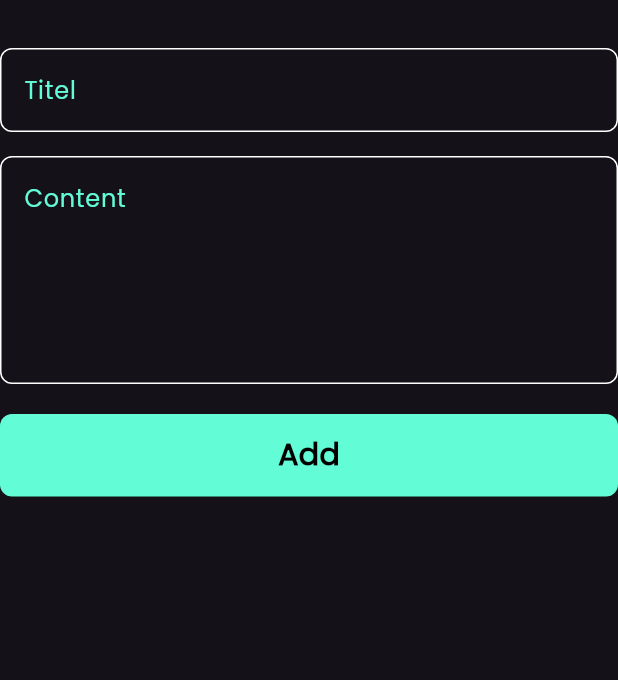
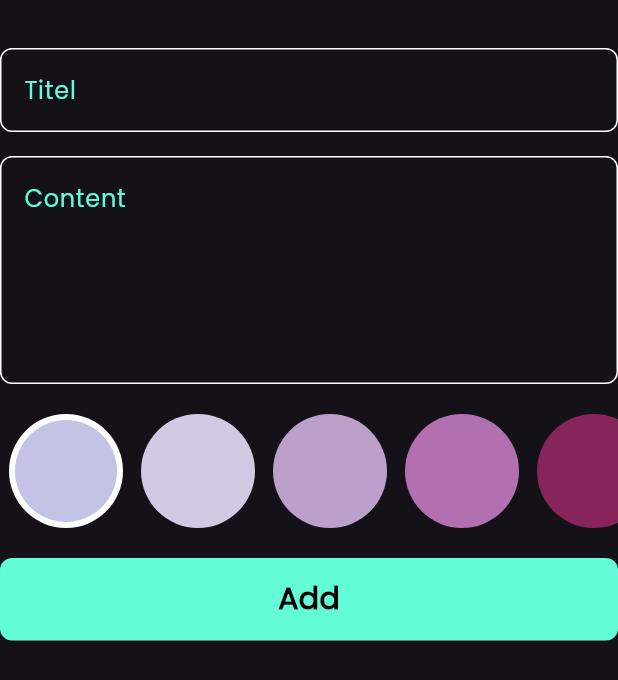
Before and after one commit to Khaledelsayed10/nots_app, a Flutter app: the AddNoteForm widget shown alone on an empty page, opened directly, on a phone screen of 412 x 824 dp. Shown: the top 680 px of the screen. Run offline on Flutter 3.47's test engine with Material 3 defaults, Android fonts, the phone set to English and light mode, and no system bars; our stand-ins replace bloc, flutter_bloc, font_awesome_flutter, hive, hive_flutter; accounts and stored records are empty.

Commit message:
finish project

```diff
--- a/lib/constant.dart
+++ b/lib/constant.dart
@@ -2,3 +2,10 @@ import 'package:flutter/animation.dart';
 
 const kPrimaryColor = Color(0xff62FCD7);
 const kNotesBox = 'notes_box';
+List<Color> kColor =const [
+    Color(0xffC3C3E6),
+    Color(0xffD1C8E1),
+    Color(0xffBBA0CA),
+    Color(0xffB370B0),
+    Color(0xff87255B),
+  ];
--- a/lib/cubits/add_note_cubit/add_notes_cubit.dart
+++ b/lib/cubits/add_note_cubit/add_notes_cubit.dart
@@ -1,4 +1,5 @@
 import 'package:bloc/bloc.dart';
+import 'package:flutter/material.dart';
 import 'package:hive_flutter/adapters.dart';
 import 'package:meta/meta.dart';
 import 'package:note_app/constant.dart';
@@ -9,7 +10,11 @@ part 'add_notes_state.dart';
 class AddNotesCubit extends Cubit<AddNotesState> {
   AddNotesCubit() : super(AddNotesInitial());
 
+   Color color= const Color(0xffC3C3E6);
+
   addNote(NoteModel note) async {
+
+    note.color=color.value;
     emit(AddNotesLoding());
     try {
       var noteBox = Hive.box<NoteModel>(kNotesBox);
--- a/lib/widget/add_note_form.dart
+++ b/lib/widget/add_note_form.dart
@@ -3,6 +3,7 @@ import 'package:flutter_bloc/flutter_bloc.dart';
 import 'package:intl/intl.dart';
 import 'package:note_app/cubits/add_note_cubit/add_notes_cubit.dart';
 import 'package:note_app/models/note_model.dart';
+import 'package:note_app/widget/colors_list_view.dart';
 import 'package:note_app/widget/custom_button.dart';
 import 'package:note_app/widget/custom_text_field.dart';
 
@@ -49,6 +50,10 @@ class _AddNoteFormState extends State<AddNoteForm> {
           const SizedBox(
             height: 20,
           ),
+          const ColorsListView(),
+           const SizedBox(
+            height: 20,
+          ),
           BlocBuilder<AddNotesCubit, AddNotesState>(
             builder: (context, state) {
               return CustomButton(
--- /dev/null
+++ b/lib/widget/colors_list_view.dart
@@ -0,0 +1,66 @@
+import 'package:flutter/material.dart';
+import 'package:flutter_bloc/flutter_bloc.dart';
+import 'package:note_app/constant.dart';
+import 'package:note_app/cubits/add_note_cubit/add_notes_cubit.dart';
+
+class ColorItem extends StatelessWidget {
+  const ColorItem({super.key, required this.isActive, required this.color});
+  final bool isActive;
+  final Color color;
+
+  @override
+  Widget build(BuildContext context) {
+    return isActive
+        ?  CircleAvatar(
+            radius: 38,
+            backgroundColor: Colors.white,
+            child: CircleAvatar(
+              radius: 34,
+              backgroundColor: color,
+            ),
+          )
+        :  CircleAvatar(
+            radius: 38,
+            backgroundColor: color,
+          );
+  }
+}
+
+class ColorsListView extends StatefulWidget {
+  const ColorsListView({super.key});
+
+  @override
+  State<ColorsListView> createState() => _ColorsListViewState();
+}
+
+class _ColorsListViewState extends State<ColorsListView> {
+  int currnetIndex = 0;
+
+
+  @override
+  Widget build(BuildContext context) {
+    return SizedBox(
+      height: 38 * 2,
+      child: ListView.builder(
+        itemCount: kColor.length,
+        scrollDirection: Axis.horizontal,
+        itemBuilder: (context, index) {
+          return Padding(
+            padding: const EdgeInsets.symmetric(horizontal: 6),
+            child: GestureDetector(
+                onTap: () {
+                  currnetIndex = index;
+                  BlocProvider.of<AddNotesCubit>(context).color=kColor[index];
+
+                  setState(() {});
+                },
+                child: ColorItem(
+                  color: kColor[index],
+                  isActive: currnetIndex == index,
+                )),
+          );
+        },
+      ),
+    );
+  }
+}
```
Also changed, not shown: lib/widget/ediit_note_colors_list_view.dart (added, +49 -0 lines), lib/widget/edit_view_body.dart (+9 -0 lines).
